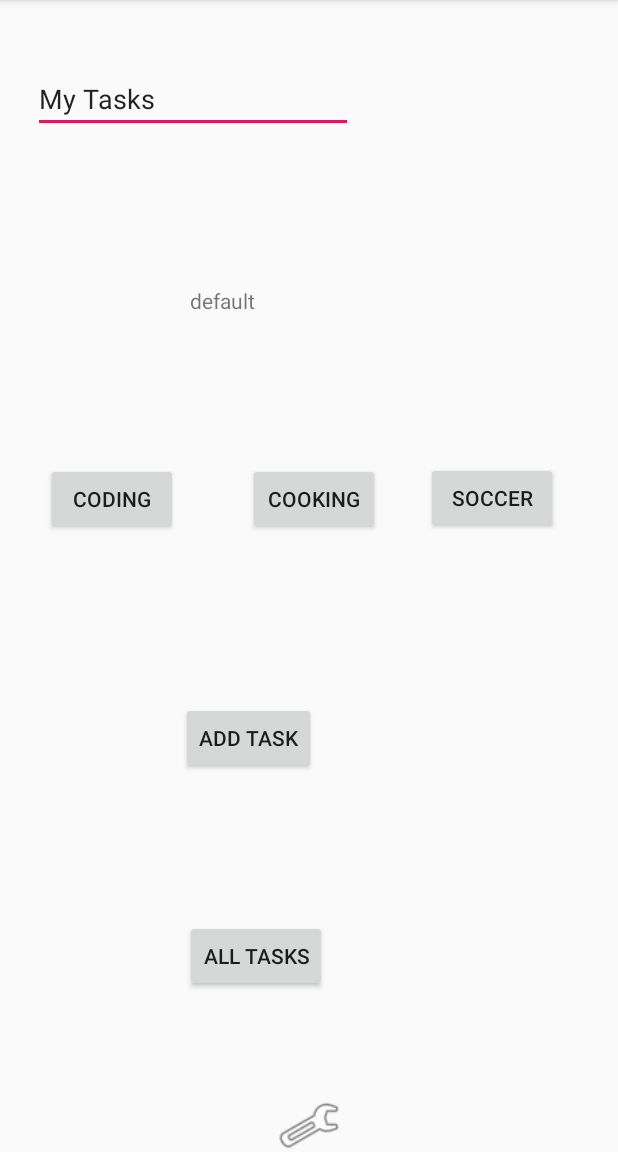
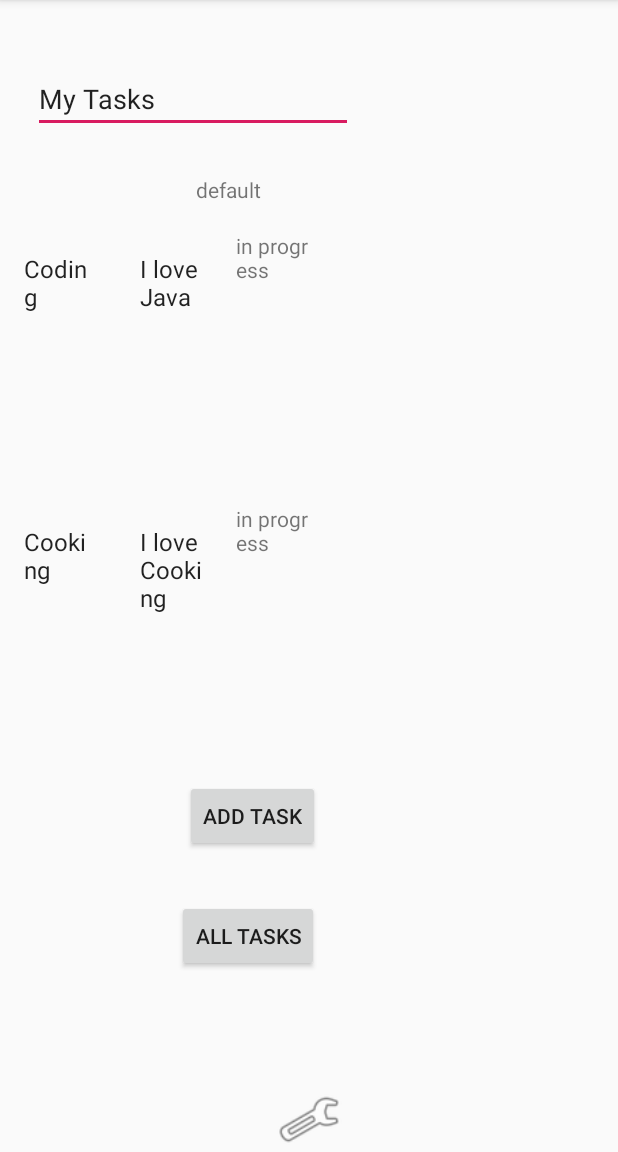
Before and after one commit to jjblues86/taskmaster, an Android app: the screen it shows after launch (MainActivity), on a phone screen of 412 x 824 dp, the part 84-1236 px from its top. Run offline under Robolectric (Android 15) with nearby library versions, the phone set to English and light mode, and no system bars.

Commit message:
completed all tasks

```diff
--- a/app/build.gradle
+++ b/app/build.gradle
@@ -27,7 +27,9 @@ dependencies {
     implementation fileTree(dir: 'libs', include: ['*.jar'])
     implementation 'androidx.appcompat:appcompat:1.0.2'
     implementation 'androidx.constraintlayout:constraintlayout:1.1.3'
+    implementation 'androidx.legacy:legacy-support-v4:1.0.0'
     testImplementation 'junit:junit:4.12'
     androidTestImplementation 'androidx.test.ext:junit:1.1.0'
     androidTestImplementation 'androidx.test.espresso:espresso-core:3.1.1'
+    implementation 'androidx.recyclerview:recyclerview:1.1.0'
 }
--- a/app/src/main/AndroidManifest.xml
+++ b/app/src/main/AndroidManifest.xml
@@ -9,7 +9,8 @@
         android:roundIcon="@mipmap/ic_launcher_round"
         android:supportsRtl="true"
         android:theme="@style/AppTheme">
-        <activity android:name=".TaskDetailActivity"></activity>
+        <activity android:name=".TaskActivity"></activity>
+        <activity android:name=".TaskDetailActivity" />
         <activity android:name=".SettingsActivity" />
         <activity android:name=".AllTakss" />
         <activity android:name=".AddTask" />
--- a/app/src/main/java/com/example/taskmaster/MainActivity.java
+++ b/app/src/main/java/com/example/taskmaster/MainActivity.java
@@ -14,7 +14,7 @@ import android.widget.TextView;
 
 public class MainActivity extends AppCompatActivity {
 
-    private static final String TAG = "mnf.main";
+    private static final String TAG = "jj.main";
 
     @Override
     protected void onCreate(Bundle savedInstanceState) {
@@ -46,45 +46,47 @@ public class MainActivity extends AppCompatActivity {
             }
         });
 
-        Button codingButton = findViewById(R.id.button9);
-        codingButton.setOnClickListener(new View.OnClickListener() {
-            @Override
-            public void onClick(View v) {
-
-                //Intent activity for Coding
-                Intent goToCodingTask = new Intent(MainActivity.this, TaskDetailActivity.class);
-                goToCodingTask.putExtra("buttonName", "Coding");
-                MainActivity.this.startActivity(goToCodingTask);
-            }
-        });
-
-        Button cookingButton = findViewById(R.id.button8);
-        cookingButton.setOnClickListener(new View.OnClickListener() {
-            @Override
-            public void onClick(View v) {
-
-                //Intent activity for cooking
-                Intent goToCookingTask = new Intent(MainActivity.this, TaskDetailActivity.class);
-//                Button cookingButton = findViewById(R.id.button8);
-                goToCookingTask.putExtra("buttonName", "Cooking" );
-                MainActivity.this.startActivity(goToCookingTask);
-            }
-        });
-
-        Button soccerButton = findViewById(R.id.button7);
-        soccerButton.setOnClickListener(new View.OnClickListener() {
-            @Override
-            public void onClick(View v) {
-
-                //Intent activity for soccer
-                Intent goToSoccerTask = new Intent(MainActivity.this, TaskDetailActivity.class);
-                goToSoccerTask.putExtra("buttonName", "Soccer" );
-                MainActivity.this.startActivity(goToSoccerTask);
-            }
-        });
+//        Button codingButton = findViewById(R.id.button9);
+//        codingButton.setOnClickListener(new View.OnClickListener() {
+//            @Override
+//            public void onClick(View v) {
+//
+//                //Intent activity for Coding
+//                Intent goToCodingTask = new Intent(MainActivity.this, TaskDetailActivity.class);
+//                goToCodingTask.putExtra("buttonName", "Coding");
+//                MainActivity.this.startActivity(goToCodingTask);
+//            }
+//        });
+//
+//        Button cookingButton = findViewById(R.id.button8);
+//        cookingButton.setOnClickListener(new View.OnClickListener() {
+//            @Override
+//            public void onClick(View v) {
+//
+//                //Intent activity for cooking
+//                Intent goToCookingTask = new Intent(MainActivity.this, TaskDetailActivity.class);
+////                Button cookingButton = findViewById(R.id.button8);
+//                goToCookingTask.putExtra("buttonName", "Cooking" );
+//                MainActivity.this.startActivity(goToCookingTask);
+//            }
+//        });
+//
+//        Button soccerButton = findViewById(R.id.button7);
+//        soccerButton.setOnClickListener(new View.OnClickListener() {
+//            @Override
+//            public void onClick(View v) {
+//
+//                //Intent activity for soccer
+//                Intent goToSoccerTask = new Intent(MainActivity.this, TaskDetailActivity.class);
+//                goToSoccerTask.putExtra("buttonName", "Soccer" );
+//                MainActivity.this.startActivity(goToSoccerTask);
+//            }
+//        });
 
 
     }
+
+
     //Intent activity for setting
     public void whenSettingsButtonIsPressed(View v){
         Intent settingsPage = new Intent(this, SettingsActivity.class);
--- /dev/null
+++ b/app/src/main/java/com/example/taskmaster/MyTaskRecyclerViewAdapter.java
@@ -0,0 +1,101 @@
+package com.example.taskmaster;
+
+import androidx.recyclerview.widget.RecyclerView;
+
+import android.content.Context;
+import android.content.Intent;
+import android.util.Log;
+import android.view.LayoutInflater;
+import android.view.View;
+import android.view.ViewGroup;
+import android.widget.TextView;
+
+import com.example.taskmaster.TaskFragment.OnListFragmentInteractionListener;
+import com.example.taskmaster.dummy.DummyContent.DummyItem;
+
+import java.util.List;
+
+import static com.example.taskmaster.R.id.taskName;
+
+/**
+ * {@link RecyclerView.Adapter} that can display a {@link DummyItem} and makes a call to the
+ * specified {@link OnListFragmentInteractionListener}.
+ * TODO: Replace the implementation with code for your data type.
+ */
+public class MyTaskRecyclerViewAdapter extends RecyclerView.Adapter<MyTaskRecyclerViewAdapter.ViewHolder> {
+
+    static final String TAG = "jj.ViewAdapter";
+    private final List<Task> mValues;
+    private final OnListFragmentInteractionListener mListener;
+
+    public MyTaskRecyclerViewAdapter(List<Task> items, OnListFragmentInteractionListener listener) {
+        mValues = items;
+        mListener = listener;
+    }
+
+    //Creates a new row
+    @Override
+    public ViewHolder onCreateViewHolder(ViewGroup parent, int viewType) {
+        View view = LayoutInflater.from(parent.getContext())
+                .inflate(R.layout.fragment_task, parent, false);
+        return new ViewHolder(view);
+    }
+
+    //Given the holder and the position index, fill in that view with the right data for that position
+    @Override
+    public void onBindViewHolder(final ViewHolder holder, int position) {
+
+        holder.mItem = mValues.get(position);
+        holder.mNamedView.setText(mValues.get(position).getTitle());
+        holder.mBodyView.setText(mValues.get(position).getBody());
+        holder.mStateView.setText(mValues.get(position).getState());
+
+
+        holder.mView.setOnClickListener(new View.OnClickListener() {
+            @Override
+            public void onClick(View v) {
+                Context context = v.getContext();
+
+                Intent intent = new Intent(context,TaskDetailActivity.class);
+                intent.putExtra("mNamedView", holder.mNamedView.getText());
+                intent.putExtra("mBodyView", holder.mBodyView.getText());
+                intent.putExtra("mStateView", holder.mStateView.getText());
+                context.startActivity(intent);
+                TextView textView = (TextView) v.findViewById(taskName);
+//                Log.d("LOGTAG", "clicked : name "+textView.getText().toString() );
+               Log.i(TAG, "it was clicked");
+            }
+        });
+    }
+
+
+    //display how items are in my list
+    @Override
+    public int getItemCount() {
+        return mValues.size();
+    }
+
+    public class ViewHolder extends RecyclerView.ViewHolder {
+        public final View mView;
+        public final TextView mNamedView;
+        public final TextView mBodyView;
+        public final TextView mStateView;
+        public Task mItem;
+
+        public ViewHolder(View view) {
+            super(view);
+            mView = view;
+            mNamedView = (TextView) view.findViewById(taskName);
+            mBodyView = (TextView) view.findViewById(R.id.body);
+            mStateView = (TextView) view.findViewById(R.id.state);
+        }
+
+
+        @Override
+        public String toString() {
+            return super.toString() + " '" + mBodyView.getText() + "'";
+        }
+    }
+
+
+}
--- a/app/src/main/java/com/example/taskmaster/SettingsActivity.java
+++ b/app/src/main/java/com/example/taskmaster/SettingsActivity.java
@@ -12,7 +12,7 @@ import android.widget.TextView;
 
 public class SettingsActivity extends AppCompatActivity {
 
-    static final String TAG = "mnf.main";
+    static final String TAG = "jj.main";
 
     @Override
     protected void onCreate(Bundle savedInstanceState) {
--- /dev/null
+++ b/app/src/main/java/com/example/taskmaster/Task.java
@@ -0,0 +1,25 @@
+package com.example.taskmaster;
+
+class Task {
+    String title;
+    String body;
+    String state;
+
+    public Task(String title, String body, String state) {
+        this.title = title;
+        this.body = body;
+        this.state = state;
+    }
+
+    public String getTitle() {
+        return title;
+    }
+
+    public String getBody() {
+        return body;
+    }
+
+    public String getState() {
+        return state;
+    }
+}
--- a/app/src/main/java/com/example/taskmaster/TaskDetailActivity.java
+++ b/app/src/main/java/com/example/taskmaster/TaskDetailActivity.java
@@ -12,10 +12,10 @@ public class TaskDetailActivity extends AppCompatActivity {
         super.onCreate(savedInstanceState);
         setContentView(R.layout.activity_task_detail);
 
-        String buttonClicked = getIntent().getStringExtra("buttonName");
+        String textClicked = getIntent().getStringExtra("mNamedView");
 
         TextView buttonClickedTextView = findViewById(R.id.textView3);
-        buttonClickedTextView.setText(buttonClicked);
+        buttonClickedTextView.setText(textClicked);
 
     }
 }
--- /dev/null
+++ b/app/src/main/java/com/example/taskmaster/TaskFragment.java
@@ -0,0 +1,119 @@
+package com.example.taskmaster;
+
+import android.content.Context;
+import android.os.Bundle;
+
+import androidx.fragment.app.Fragment;
+import androidx.recyclerview.widget.GridLayoutManager;
+import androidx.recyclerview.widget.LinearLayoutManager;
+import androidx.recyclerview.widget.RecyclerView;
+
+import android.view.LayoutInflater;
+import android.view.View;
+import android.view.ViewGroup;
+
+import com.example.taskmaster.dummy.DummyContent;
+import com.example.taskmaster.dummy.DummyContent.DummyItem;
+
+import java.util.ArrayList;
+import java.util.List;
+
+/**
+ * A fragment representing a list of Items.
+ * <p/>
+ * Activities containing this fragment MUST implement the {@link OnListFragmentInteractionListener}
+ * interface.
+ */
+public class TaskFragment extends Fragment {
+
+    // TODO: Customize parameter argument names
+    private static final String ARG_COLUMN_COUNT = "column-count";
+    // TODO: Customize parameters
+    private int mColumnCount = 1;
+    private OnListFragmentInteractionListener mListener;
+
+    /**
+     * Mandatory empty constructor for the fragment manager to instantiate the
+     * fragment (e.g. upon screen orientation changes).
+     */
+    public TaskFragment() {
+    }
+
+    // TODO: Customize parameter initialization
+    @SuppressWarnings("unused")
+    public static TaskFragment newInstance(int columnCount) {
+        TaskFragment fragment = new TaskFragment();
+        Bundle args = new Bundle();
+        args.putInt(ARG_COLUMN_COUNT, columnCount);
+        fragment.setArguments(args);
+        return fragment;
+    }
+
+    @Override
+    public void onCreate(Bundle savedInstanceState) {
+        super.onCreate(savedInstanceState);
+
+        if (getArguments() != null) {
+            mColumnCount = getArguments().getInt(ARG_COLUMN_COUNT);
+        }
+    }
+
+    @Override
+    public View onCreateView(LayoutInflater inflater, ViewGroup container,
+                             Bundle savedInstanceState) {
+        View view = inflater.inflate(R.layout.fragment_task_list, container, false);
+
+        // Set the adapter
+        if (view instanceof RecyclerView) {
+            Context context = view.getContext();
+            RecyclerView recyclerView = (RecyclerView) view;
+            if (mColumnCount <= 1) {
+                recyclerView.setLayoutManager(new LinearLayoutManager(context));
+            } else {
+                recyclerView.setLayoutManager(new GridLayoutManager(context, mColumnCount));
+            }
+            List<Task> listOfTask = new ArrayList<>();
+            listOfTask.add(new Task("Coding", "I love Java", "in progress"));
+            listOfTask.add(new Task("Cooking", "I love Cooking", "in progress"));
+            listOfTask.add(new Task("Soccer", "I soccer practice", "in progress"));
+
+            recyclerView.setAdapter(new MyTaskRecyclerViewAdapter(listOfTask, null));//creating the view adapter
+        }
+        return view;
+    }
+
+
+
+
+    @Override
+    public void onAttach(Context context) {
+        super.onAttach(context);
+        if (context instanceof OnListFragmentInteractionListener) {
+            mListener = (OnListFragmentInteractionListener) context;
+        } else {
+//            throw new RuntimeException(context.toString()
+//                    + " must implement OnListFragmentInteractionListener");
+        }
+    }
+
+    @Override
+    public void onDetach() {
+        super.onDetach();
+        mListener = null;
+    }
+
+    /**
+     * This interface must be implemented by activities that contain this
+     * fragment to allow an interaction in this fragment to be communicated
+     * to the activity and potentially other fragments contained in that
+     * activity.
+     * <p/>
+     * See the Android Training lesson <a href=
+     * "http://developer.android.com/training/basics/fragments/communicating.html"
+     * >Communicating with Other Fragments</a> for more information.
+     */
+    public interface OnListFragmentInteractionListener {
+        // TODO: Update argument type and name
+        void onListFragmentInteraction(DummyItem item);
+    }
+}
--- a/app/src/main/res/layout/activity_main.xml
+++ b/app/src/main/res/layout/activity_main.xml
@@ -27,14 +27,12 @@
         android:layout_width="wrap_content"
         android:layout_height="wrap_content"
         android:layout_marginEnd="16dp"
-        android:layout_marginBottom="32dp"
+        android:layout_marginBottom="200dp"
         android:text="ADD TASK"
         app:layout_constraintBottom_toBottomOf="parent"
         app:layout_constraintEnd_toEndOf="parent"
-        app:layout_constraintHorizontal_bias="0.395"
-        app:layout_constraintStart_toStartOf="parent"
-        app:layout_constraintTop_toTopOf="parent"
-        app:layout_constraintVertical_bias="0.68" />
+        app:layout_constraintHorizontal_bias="0.403"
+        app:layout_constraintStart_toStartOf="parent" />
 
     <Button
         android:id="@+id/button2"
@@ -45,10 +43,10 @@
         android:text="ALL TASKS"
         app:layout_constraintBottom_toBottomOf="parent"
         app:layout_constraintEnd_toEndOf="parent"
-        app:layout_constraintHorizontal_bias="0.388"
+        app:layout_constraintHorizontal_bias="0.371"
         app:layout_constraintStart_toStartOf="parent"
         app:layout_constraintTop_toBottomOf="@+id/button"
-        app:layout_constraintVertical_bias="0.417" />
+        app:layout_constraintVertical_bias="0.0" />
 
     <ImageView
         android:id="@+id/imageView3"
@@ -61,59 +59,31 @@
         app:layout_constraintHorizontal_bias="0.0"
         app:layout_constraintStart_toStartOf="parent"
         app:layout_constraintTop_toBottomOf="@+id/button2"
-        app:layout_constraintVertical_bias="0.77"
+        app:layout_constraintVertical_bias="1.0"
         app:srcCompat="@android:drawable/ic_menu_preferences" />
 
     <TextView
         android:id="@+id/textView7"
-        android:layout_width="69dp"
-        android:layout_height="71dp"
-        android:layout_marginBottom="16dp"
+        android:layout_width="wrap_content"
+        android:layout_height="wrap_content"
+        android:layout_marginTop="28dp"
         android:text="Username"
         android:visibility="invisible"
+        app:layout_constraintEnd_toEndOf="parent"
+        app:layout_constraintHorizontal_bias="0.355"
+        app:layout_constraintStart_toStartOf="parent"
+        app:layout_constraintTop_toBottomOf="@+id/editText2" />
+
+    <fragment
+        android:id="@+id/fragment2"
+        android:name="com.example.taskmaster.TaskFragment"
+        android:layout_width="0dp"
+        android:layout_height="0dp"
+        android:layout_marginTop="16dp"
+        android:layout_marginBottom="16dp"
         app:layout_constraintBottom_toTopOf="@+id/button"
         app:layout_constraintEnd_toEndOf="parent"
-        app:layout_constraintHorizontal_bias="0.37"
-        app:layout_constraintStart_toStartOf="parent"
-        app:layout_constraintTop_toTopOf="parent" />
-
-    <Button
-        android:id="@+id/button7"
-        android:layout_width="wrap_content"
-        android:layout_height="wrap_content"
-        android:layout_marginEnd="40dp"
-        android:text="Soccer"
-        app:layout_constraintBottom_toTopOf="@+id/button"
-        app:layout_constraintEnd_toEndOf="parent"
-        app:layout_constraintTop_toBottomOf="@+id/textView7"
-        app:layout_constraintVertical_bias="0.293" />
-
-    <Button
-        android:id="@+id/button8"
-        android:layout_width="wrap_content"
-        android:layout_height="wrap_content"
-        android:layout_marginStart="16dp"
-        android:layout_marginTop="44dp"
-        android:layout_marginEnd="16dp"
-        android:layout_marginBottom="96dp"
-        android:text="Cooking"
-        app:layout_constraintBottom_toTopOf="@+id/button"
-        app:layout_constraintEnd_toStartOf="@+id/button7"
-        app:layout_constraintStart_toEndOf="@+id/button9"
-        app:layout_constraintTop_toBottomOf="@+id/textView7"
-        app:layout_constraintVertical_bias="0.16000003" />
-
-    <Button
-        android:id="@+id/button9"
-        android:layout_width="wrap_content"
-        android:layout_height="wrap_content"
-        android:layout_marginStart="16dp"
-        android:layout_marginTop="51dp"
-        android:layout_marginEnd="16dp"
-        android:text="Coding"
-        app:layout_constraintBottom_toBottomOf="@+id/button8"
-        app:layout_constraintEnd_toStartOf="@+id/button8"
-        app:layout_constraintHorizontal_bias="0.535"
+        app:layout_constraintHorizontal_bias="0.0"
         app:layout_constraintStart_toStartOf="parent"
         app:layout_constraintTop_toBottomOf="@+id/textView7"
         app:layout_constraintVertical_bias="1.0" />
--- a/app/src/main/res/layout/activity_task_detail.xml
+++ b/app/src/main/res/layout/activity_task_detail.xml
@@ -23,6 +23,7 @@
         android:id="@+id/editText6"
         android:layout_width="333dp"
         android:layout_height="467dp"
+        android:layout_marginTop="397dp"
         android:layout_marginBottom="48dp"
         android:ems="10"
         android:gravity="start|top"
@@ -31,5 +32,6 @@
         app:layout_constraintBottom_toBottomOf="parent"
         app:layout_constraintEnd_toEndOf="parent"
         app:layout_constraintHorizontal_bias="0.408"
-        app:layout_constraintStart_toStartOf="parent" />
+        app:layout_constraintStart_toStartOf="parent"
+        app:layout_constraintTop_toBottomOf="@+id/textView3" />
 </androidx.constraintlayout.widget.ConstraintLayout>
--- /dev/null
+++ b/app/src/main/res/layout/fragment_task.xml
@@ -0,0 +1,24 @@
+<?xml version="1.0" encoding="utf-8"?>
+<LinearLayout xmlns:android="http://schemas.android.com/apk/res/android"
+    android:layout_width="wrap_content"
+    android:layout_height="wrap_content">
+
+    <TextView
+        android:id="@+id/taskName"
+        android:layout_width="45dp"
+        android:layout_height="145dp"
+        android:layout_margin="@dimen/text_margin"
+        android:textAppearance="?attr/textAppearanceListItem" />
+
+    <TextView
+        android:id="@+id/body"
+        android:layout_width="48dp"
+        android:layout_height="150dp"
+        android:layout_margin="@dimen/text_margin"
+        android:textAppearance="?attr/textAppearanceListItem" />
+
+    <TextView
+        android:id="@+id/state"
+        android:layout_width="51dp"
+        android:layout_height="166dp" />
+</LinearLayout>
--- /dev/null
+++ b/app/src/main/res/layout/fragment_task_list.xml
@@ -0,0 +1,13 @@
+<?xml version="1.0" encoding="utf-8"?>
+<androidx.recyclerview.widget.RecyclerView xmlns:android="http://schemas.android.com/apk/res/android"
+    xmlns:app="http://schemas.android.com/apk/res-auto"
+    xmlns:tools="http://schemas.android.com/tools"
+    android:id="@+id/list"
+    android:name="com.example.taskmaster.TaskFragment"
+    android:layout_width="match_parent"
+    android:layout_height="match_parent"
+    android:layout_marginLeft="16dp"
+    android:layout_marginRight="16dp"
+    app:layoutManager="LinearLayoutManager"
+    tools:context=".TaskFragment"
+    tools:listitem="@layout/fragment_task" />
--- /dev/null
+++ b/app/src/main/res/values/dimens.xml
@@ -0,0 +1,4 @@
+<?xml version="1.0" encoding="utf-8"?>
+<resources>
+    <dimen name="text_margin">16dp</dimen>
+</resources>
```
Also changed, not shown: app/src/main/java/com/example/taskmaster/TaskActivity.java (added, +14 -0 lines), app/src/main/java/com/example/taskmaster/dummy/DummyContent.java (added, +72 -0 lines), app/src/main/res/layout/activity_task.xml (added, +9 -0 lines).
